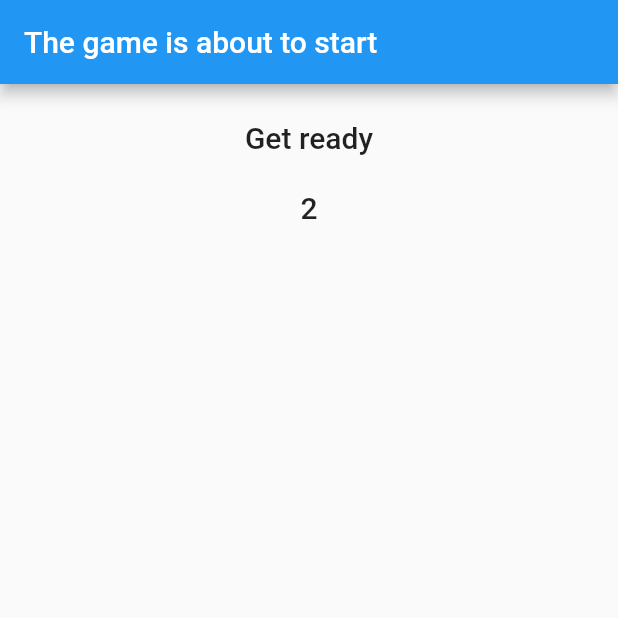
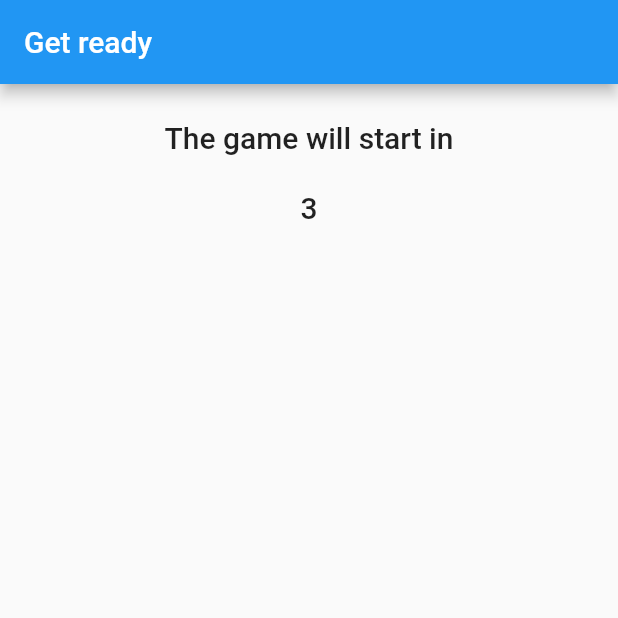
Before and after one commit to petr7555/pv239_qwiz, a Flutter app: the GetReadyPage screen opened by its route, on a phone screen of 412 x 824 dp, the top half of it. Run offline on Flutter 3.47's test engine with Material 2 defaults, Android fonts, the phone set to English and light mode, and no system bars; drawn by our look-alikes of timer_count_down; our stand-ins replace cloud_firestore, firebase_auth, firebase_core, flutter_bloc, flutter_signin_button, get_it and 2 more; missing offline and left inert: flutter_form_bloc, random_string_generator; accounts and stored records are empty; network calls fail; statements that could not run were skipped.

Commit message:
Improve GetReadyPage

```diff
--- a/lib/auth/widget/sign_in_page.dart
+++ b/lib/auth/widget/sign_in_page.dart
@@ -9,7 +9,7 @@ import 'package:pv239_qwiz/game/widget/menu_page.dart';
 class SignInPage extends StatelessWidget {
   const SignInPage({super.key});
 
-  static const routeName = '/signin';
+  static const routeName = '/signIn';
 
   @override
   Widget build(BuildContext context) {
--- a/lib/game/model/game.dart
+++ b/lib/game/model/game.dart
@@ -15,6 +15,18 @@ class Game {
     required this.players,
   });
 
+  Game copyWith({
+    String? id,
+    int? pointsToWin,
+    List<Player>? players,
+  }) {
+    return Game(
+      id: id ?? this.id,
+      pointsToWin: pointsToWin ?? this.pointsToWin,
+      players: players ?? this.players,
+    );
+  }
+
   factory Game.fromJson(Map<String, dynamic> json) => _$GameFromJson(json);
 
   Map<String, dynamic> toJson() => _$GameToJson(this);
--- a/lib/game/service/game_cubit.dart
+++ b/lib/game/service/game_cubit.dart
@@ -18,4 +18,8 @@ class GameCubit extends Cubit<Game?> {
 
     emit(game);
   }
+
+  Future<void> joinGame(String gameCode, String userId) async {
+    await get<GameService>().joinGame(gameCode, userId);
+  }
 }
--- a/lib/game/widget/get_ready_page.dart
+++ b/lib/game/widget/get_ready_page.dart
@@ -3,52 +3,34 @@ import 'package:go_router/go_router.dart';
 import 'package:pv239_qwiz/common/util/shared_ui_constants.dart';
 import 'package:pv239_qwiz/common/widget/page_template.dart';
 import 'package:pv239_qwiz/game/widget/question_page.dart';
+import 'package:timer_count_down/timer_count_down.dart';
 
-class GetReadyPage extends StatefulWidget {
+class GetReadyPage extends StatelessWidget {
   const GetReadyPage({super.key});
 
   static const routeName = '/getReady';
 
   @override
-  State<GetReadyPage> createState() => _GetReadyPageState();
-}
-
-class _GetReadyPageState extends State<GetReadyPage> {
-  var countdown = '3';
-
-  @override
-  void initState() {
-    super.initState();
-    Future.delayed(Duration(seconds: 1), () {
-      setState(() {
-        countdown = '2';
-      });
-    });
-    Future.delayed(Duration(seconds: 2), () {
-      setState(() {
-        countdown = '1';
-      });
-    });
-    Future.delayed(Duration(seconds: 3), () {
-      setState(() {
-        countdown = 'Go!';
-      });
-    });
-    Future.delayed(Duration(seconds: 4), () {
-      context.push(QuestionPage.routeName);
-    });
-  }
-
-  @override
   Widget build(BuildContext context) {
     return PageTemplate(
-      title: 'The game is about to start',
+      title: 'Get ready',
       child: Center(
         child: Column(
           children: [
-            Text('Get ready', style: Theme.of(context).textTheme.titleLarge),
+            Text('The game will start in', style: Theme.of(context).textTheme.titleLarge),
             SizedBox(height: standardGap),
-            Text(countdown, style: Theme.of(context).textTheme.titleLarge),
+            Countdown(
+              seconds: 3,
+              build: (BuildContext context, double time) {
+                int seconds = time.toInt();
+                final text = seconds == 0 ? 'Go!' : seconds.toString();
+                return Text(text, style: Theme.of(context).textTheme.titleLarge);
+              },
+              interval: Duration(seconds: 1),
+              onFinished: () {
+                context.push(QuestionPage.routeName);
+              },
+            ),
           ],
         ),
       ),
--- a/pubspec.yaml
+++ b/pubspec.yaml
@@ -42,6 +42,7 @@ dependencies:
   http: ^0.13.5
   json_annotation: ^4.8.0
   random_string_generator: ^2.0.0
+  timer_count_down: ^2.2.2
 
 
 dev_dependencies:
```
Also changed, not shown: lib/game/bloc/join_game_form_bloc.dart (+1 -6 lines), lib/game/service/game_service.dart (+5 -4 lines), lib/game/widget/join_game_page.dart (+6 -1 lines), pubspec.lock.
